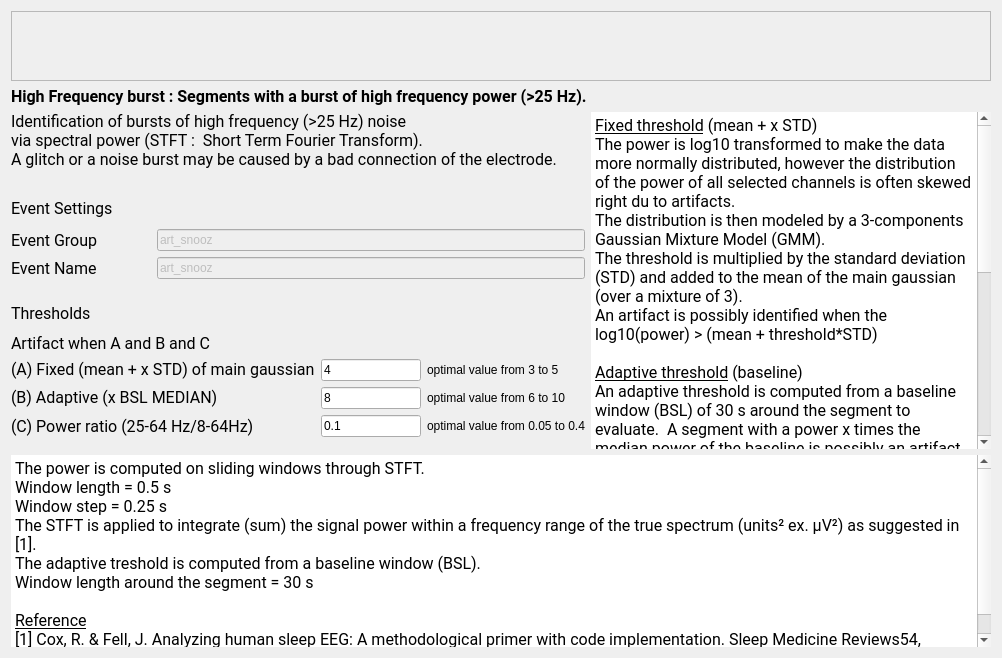
Above: tools/CEAMSTools/DetectArtifacts/HighFreqBurstStep/Ui_HighFreqBurstStep.ui from SnoozToolbox/snooz-package-ceams before the change. Below: the same form after it.
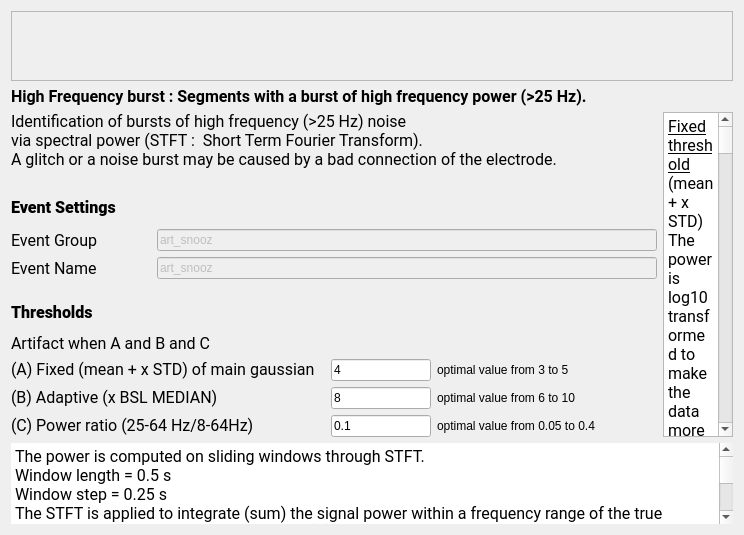
That is the form after the change. Icons and pictures are not drawn.

Commit message: Code the thresholds modification based on the chosen set of default values.

What changed in the file:
```diff
--- a/tools/CEAMSTools/DetectArtifacts/HighFreqBurstStep/Ui_HighFreqBurstStep.ui
+++ b/tools/CEAMSTools/DetectArtifacts/HighFreqBurstStep/Ui_HighFreqBurstStep.ui
@@ -6,8 +6,8 @@
    <rect>
     <x>0</x>
     <y>0</y>
-    <width>1002</width>
-    <height>658</height>
+    <width>734</width>
+    <height>535</height>
    </rect>
   </property>
   <property name="windowTitle">
@@ -136,7 +136,7 @@
           </font>
          </property>
          <property name="text">
-          <string>Event Settings</string>
+          <string>&lt;html&gt;&lt;head/&gt;&lt;body&gt;&lt;p&gt;&lt;span style=&quot; font-weight:700;&quot;&gt;Event Settings&lt;/span&gt;&lt;/p&gt;&lt;/body&gt;&lt;/html&gt;</string>
          </property>
         </widget>
        </item>
@@ -176,9 +176,21 @@
              <property name="enabled">
               <bool>false</bool>
              </property>
+             <property name="sizePolicy">
+              <sizepolicy hsizetype="Fixed" vsizetype="Fixed">
+               <horstretch>0</horstretch>
+               <verstretch>0</verstretch>
+              </sizepolicy>
+             </property>
+             <property name="minimumSize">
+              <size>
+               <width>500</width>
+               <height>0</height>
+              </size>
+             </property>
              <property name="maximumSize">
               <size>
-               <width>16777215</width>
+               <width>500</width>
                <height>16777215</height>
               </size>
              </property>
@@ -216,9 +228,21 @@
              <property name="enabled">
               <bool>false</bool>
              </property>
+             <property name="sizePolicy">
+              <sizepolicy hsizetype="Fixed" vsizetype="Fixed">
+               <horstretch>0</horstretch>
+               <verstretch>0</verstretch>
+              </sizepolicy>
+             </property>
+             <property name="minimumSize">
+              <size>
+               <width>500</width>
+               <height>0</height>
+              </size>
+             </property>
              <property name="maximumSize">
               <size>
-               <width>16777215</width>
+               <width>500</width>
                <height>16777215</height>
               </size>
              </property>
@@ -273,7 +297,7 @@
           </font>
          </property>
          <property name="text">
-          <string>Thresholds</string>
+          <string>&lt;html&gt;&lt;head/&gt;&lt;body&gt;&lt;p&gt;&lt;span style=&quot; font-weight:700;&quot;&gt;Thresholds&lt;/span&gt;&lt;/p&gt;&lt;/body&gt;&lt;/html&gt;</string>
          </property>
         </widget>
        </item>
@@ -294,14 +318,29 @@
        </item>
        <item>
         <layout class="QGridLayout" name="gridLayout">
+         <property name="sizeConstraint">
+          <enum>QLayout::SizeConstraint::SetFixedSize</enum>
+         </property>
          <item row="0" column="0">
           <widget class="QLabel" name="label_5">
+           <property name="sizePolicy">
+            <sizepolicy hsizetype="Fixed" vsizetype="Fixed">
+             <horstretch>0</horstretch>
+             <verstretch>0</verstretch>
+            </sizepolicy>
+           </property>
            <property name="minimumSize">
             <size>
              <width>140</width>
              <height>0</height>
             </size>
            </property>
+           <property name="maximumSize">
+            <size>
+             <width>315</width>
+             <height>16777215</height>
+            </size>
+           </property>
            <property name="font">
             <font>
              <family>Roboto</family>
@@ -323,6 +362,12 @@
          </item>
          <item row="0" column="1">
           <widget class="QLineEdit" name="tresh_fixe_lineEdit">
+           <property name="sizePolicy">
+            <sizepolicy hsizetype="Fixed" vsizetype="Fixed">
+             <horstretch>0</horstretch>
+             <verstretch>0</verstretch>
+            </sizepolicy>
+           </property>
            <property name="minimumSize">
             <size>
              <width>0</width>
@@ -345,6 +390,18 @@
          </item>
          <item row="0" column="2">
           <widget class="QLabel" name="label_12">
+           <property name="sizePolicy">
+            <sizepolicy hsizetype="Fixed" vsizetype="Fixed">
+             <horstretch>0</horstretch>
+             <verstretch>0</verstretch>
+            </sizepolicy>
+           </property>
+           <property name="maximumSize">
+            <size>
+             <width>220</width>
+             <height>16777215</height>
+            </size>
+           </property>
            <property name="text">
             <string>optimal value from 3 to 5</string>
            </property>
@@ -352,6 +409,12 @@
          </item>
          <item row="1" column="0">
           <widget class="QLabel" name="label_2">
+           <property name="sizePolicy">
+            <sizepolicy hsizetype="Fixed" vsizetype="Fixed">
+             <horstretch>0</horstretch>
+             <verstretch>0</verstretch>
+            </sizepolicy>
+           </property>
            <property name="minimumSize">
             <size>
              <width>210</width>
@@ -360,7 +423,7 @@
            </property>
            <property name="maximumSize">
             <size>
-             <width>210</width>
+             <width>315</width>
              <height>16777215</height>
             </size>
            </property>
@@ -382,6 +445,12 @@
          </item>
          <item row="1" column="1">
           <widget class="QLineEdit" name="thresh_adp_lineEdit">
+           <property name="sizePolicy">
+            <sizepolicy hsizetype="Fixed" vsizetype="Fixed">
+             <horstretch>0</horstretch>
+             <verstretch>0</verstretch>
+            </sizepolicy>
+           </property>
            <property name="maximumSize">
             <size>
              <width>100</width>
@@ -395,6 +464,18 @@
          </item>
          <item row="1" column="2">
           <widget class="QLabel" name="label_13">
+           <property name="sizePolicy">
+            <sizepolicy hsizetype="Fixed" vsizetype="Fixed">
+             <horstretch>0</horstretch>
+             <verstretch>0</verstretch>
+            </sizepolicy>
+           </property>
+           <property name="maximumSize">
+            <size>
+             <width>220</width>
+             <height>16777215</height>
+            </size>
+           </property>
            <property name="text">
             <string>optimal value from 6 to 10</string>
            </property>
@@ -402,6 +483,18 @@
          </item>
          <item row="2" column="0">
           <widget class="QLabel" name="label_11">
+           <property name="sizePolicy">
+            <sizepolicy hsizetype="Fixed" vsizetype="Fixed">
+             <horstretch>0</horstretch>
+             <verstretch>0</verstretch>
+            </sizepolicy>
+           </property>
+           <property name="maximumSize">
+            <size>
+             <width>315</width>
+             <height>16777215</height>
+            </size>
+           </property>
            <property name="font">
             <font>
              <family>Roboto</family>
@@ -417,6 +510,12 @@
          </item>
          <item row="2" column="1">
           <widget class="QLineEdit" name="thresh_ratio_lineEdit">
+           <property name="sizePolicy">
+            <sizepolicy hsizetype="Fixed" vsizetype="Fixed">
+             <horstretch>0</horstretch>
+             <verstretch>0</verstretch>
+            </sizepolicy>
+           </property>
            <property name="maximumSize">
             <size>
              <width>100</width>
@@ -430,6 +529,18 @@
          </item>
          <item row="2" column="2">
           <widget class="QLabel" name="label_14">
+           <property name="sizePolicy">
+            <sizepolicy hsizetype="Fixed" vsizetype="Fixed">
+             <horstretch>0</horstretch>
+             <verstretch>0</verstretch>
+            </sizepolicy>
+           </property>
+           <property name="maximumSize">
+            <size>
+             <width>220</width>
+             <height>16777215</height>
+            </size>
+           </property>
            <property name="text">
             <string>optimal value from 0.05 to 0.4</string>
            </property>
@@ -469,13 +580,13 @@
         <bool>true</bool>
        </property>
        <property name="frameShape">
-        <enum>QFrame::Shape::HLine</enum>
+        <enum>QFrame::Shape::StyledPanel</enum>
        </property>
        <property name="frameShadow">
-        <enum>QFrame::Shadow::Plain</enum>
+        <enum>QFrame::Shadow::Sunken</enum>
        </property>
        <property name="lineWidth">
-        <number>0</number>
+        <number>2</number>
        </property>
        <property name="readOnly">
         <bool>true</bool>
@@ -516,7 +627,7 @@
        <property name="maximumSize">
         <size>
          <width>16777215</width>
-         <height>16777215</height>
+         <height>200</height>
         </size>
        </property>
        <property name="font">
@@ -531,10 +642,10 @@
         <bool>true</bool>
        </property>
        <property name="frameShape">
-        <enum>QFrame::Shape::HLine</enum>
+        <enum>QFrame::Shape::NoFrame</enum>
        </property>
        <property name="frameShadow">
-        <enum>QFrame::Shadow::Plain</enum>
+        <enum>QFrame::Shadow::Sunken</enum>
        </property>
        <property name="lineWidth">
         <number>0</number>
```
The commit also changes 21 other files.
